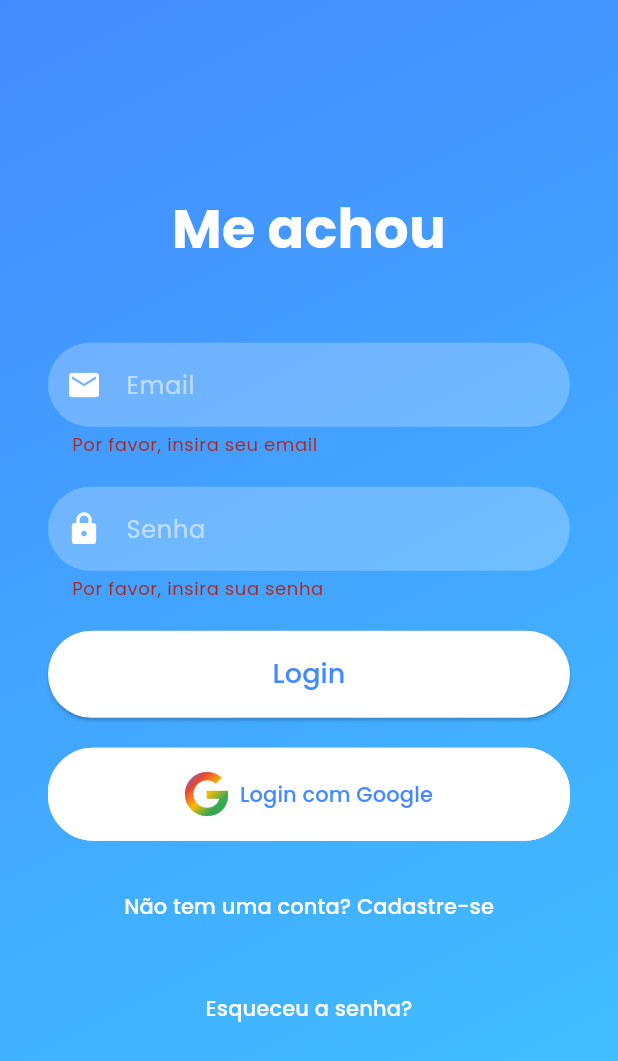
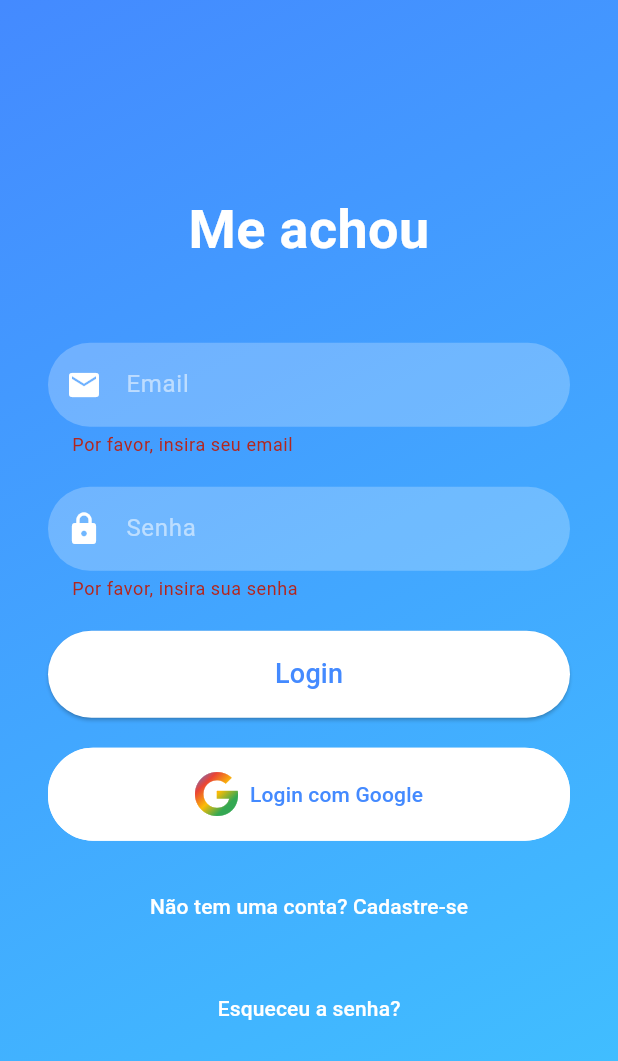
Before and after one commit to rafaelccorrea/me-achou-mobile, a Flutter app: the screen it shows after launch, after a tap on "Login", after a tap on "Login com Google", on a phone screen of 412 x 824 dp. Shown: the top 1061 px of the screen. Run offline on Flutter 3.47's test engine with Material 3 defaults, Android fonts, the phone set to English and light mode, and no system bars; our stand-ins replace flutter_dotenv, flutter_secure_storage, font_awesome_flutter; network calls fail.

Commit message:
adjustements login

```diff
--- /dev/null
+++ b/lib/constants/api_constants.dart
@@ -0,0 +1,15 @@
+import 'package:flutter_dotenv/flutter_dotenv.dart';
+
+class ApiConstants {
+  static String get baseUrl {
+    // final url = dotenv.env['API_BASE_URL'];
+    final url = 'https://me-achou.vercel.app';
+    if (url == null) {
+      throw Exception("API_BASE_URL não está definida no arquivo .env");
+    }
+    return url;
+  }
+
+  static String get authEndpoint => '$baseUrl/auth/login';
+  static String get googleAuthEndpoint => '$baseUrl/auth/google';
+}
--- a/lib/main.dart
+++ b/lib/main.dart
@@ -1,26 +1,17 @@
 import 'package:flutter/material.dart';
-import 'package:google_fonts/google_fonts.dart';
-import 'login_screen.dart';
+import 'package:flutter_secure_storage/flutter_secure_storage.dart';
+import 'package:meachou/screens/home_screen.dart';
 
-void main() {
-  runApp(MeAchouApp());
+void main() async {
+  WidgetsFlutterBinding.ensureInitialized();
+  runApp(MyApp());
 }
 
-class MeAchouApp extends StatelessWidget {
-  const MeAchouApp({super.key});
-
+class MyApp extends StatelessWidget {
   @override
   Widget build(BuildContext context) {
     return MaterialApp(
-      title: 'Me-Achou',
-      theme: ThemeData(
-        primarySwatch: Colors.blue,
-        textTheme: GoogleFonts.poppinsTextTheme(
-          Theme.of(context).textTheme,
-        ),
-      ),
-      home: LoginScreen(),
-      debugShowCheckedModeBanner: false,
+      home: HomeScreen(),
     );
   }
 }
--- /dev/null
+++ b/lib/screens/home_screen.dart
@@ -0,0 +1,124 @@
+import 'package:flutter/material.dart';
+import 'package:meachou/screens/login_screen.dart';
+import 'package:meachou/services/auth_service.dart';
+
+class HomeScreen extends StatelessWidget {
+  final AuthService authService = AuthService();
+
+  @override
+  Widget build(BuildContext context) {
+    return FutureBuilder<Map<String, dynamic>?>(
+      future: authService.getUser(),
+      builder: (context, snapshot) {
+        if (snapshot.connectionState == ConnectionState.waiting) {
+          return const Center(child: CircularProgressIndicator());
+        } else if (snapshot.hasError) {
+          return const Center(
+              child: Text('Erro ao carregar os dados do usuário'));
+        } else if (!snapshot.hasData || snapshot.data == null) {
+          // Redirecionar para a tela de login se não houver usuário logado
+          return const LoginScreen();
+        } else {
+          final user = snapshot.data!;
+          final avatar = user['avatar'];
+          final name = user['name'];
+
+          return Scaffold(
+            body: Container(
+              width: double.infinity,
+              padding: const EdgeInsets.symmetric(horizontal: 32),
+              decoration: const BoxDecoration(
+                gradient: LinearGradient(
+                  colors: [Colors.blueAccent, Colors.lightBlueAccent],
+                  begin: Alignment.topLeft,
+                  end: Alignment.bottomRight,
+                ),
+              ),
+              child: Column(
+                mainAxisAlignment: MainAxisAlignment.center,
+                crossAxisAlignment: CrossAxisAlignment.stretch,
+                children: [
+                  const SizedBox(height: 50),
+                  CircleAvatar(
+                    radius: 50,
+                    backgroundImage: avatar != null
+                        ? NetworkImage(avatar)
+                        : const AssetImage('assets/default_avatar.png')
+                            as ImageProvider,
+                  ),
+                  const SizedBox(height: 20),
+                  Text(
+                    'Bem-vindo, $name',
+                    textAlign: TextAlign.center,
+                    style: const TextStyle(
+                      fontSize: 36,
+                      fontWeight: FontWeight.bold,
+                      color: Colors.white,
+                    ),
+                  ),
+                  const SizedBox(height: 50),
+                  ElevatedButton(
+                    onPressed: () {},
+                    style: ElevatedButton.styleFrom(
+                      padding: const EdgeInsets.symmetric(vertical: 16),
+                      shape: RoundedRectangleBorder(
+                        borderRadius: BorderRadius.circular(30),
+                      ),
+                    ),
+                    child: const Text(
+                      'Botão 1',
+                      style: TextStyle(fontSize: 18),
+                    ),
+                  ),
+                  const SizedBox(height: 20),
+                  ElevatedButton(
+                    onPressed: () {},
+                    style: ElevatedButton.styleFrom(
+                      padding: const EdgeInsets.symmetric(vertical: 16),
+                      shape: RoundedRectangleBorder(
+                        borderRadius: BorderRadius.circular(30),
+                      ),
+                    ),
+                    child: const Text(
+                      'Botão 2',
+                      style: TextStyle(fontSize: 18),
+                    ),
+                  ),
+                  const SizedBox(height: 20),
+                  TextButton.icon(
+                    onPressed: () async {
+                      await authService.logout();
+                      // Redirecionar para a tela de login
+                      Navigator.pushReplacement(
+                        context,
+                        MaterialPageRoute(
+                            builder: (context) => const LoginScreen()),
+                      );
+                    },
+                    icon: const Icon(
+                      Icons.logout,
+                      color: Colors.white,
+                    ),
+                    label: const Text(
+                      'Logout',
+                      style: TextStyle(color: Colors.white),
+                    ),
+                    style: TextButton.styleFrom(
+                      backgroundColor: Colors.transparent,
+                      padding: const EdgeInsets.symmetric(vertical: 16),
+                      shape: RoundedRectangleBorder(
+                        borderRadius: BorderRadius.circular(30),
+                        side: const BorderSide(color: Colors.white),
+                      ),
+                    ),
+                  ),
+                  const SizedBox(height: 20),
+                ],
+              ),
+            ),
+          );
+        }
+      },
+    );
+  }
+}
--- a/lib/login_screen.dart
+++ b/lib/screens/login_screen.dart
@@ -1,10 +1,12 @@
 import 'package:flutter/material.dart';
 import 'package:font_awesome_flutter/font_awesome_flutter.dart';
-import 'signup_screen.dart';
-import 'forgot_password_screen.dart';
+import 'package:meachou/screens/forgot_password_screen.dart';
+import 'package:meachou/screens/home_screen.dart';
+import 'package:meachou/screens/signup_screen.dart';
+import 'package:meachou/services/auth_service.dart';
 
 class LoginScreen extends StatefulWidget {
-  const LoginScreen({Key? key}) : super(key: key);
+  const LoginScreen({super.key});
 
   @override
   _LoginScreenState createState() => _LoginScreenState();
@@ -14,6 +16,44 @@ class _LoginScreenState extends State<LoginScreen> {
   final _formKey = GlobalKey<FormState>();
   final _emailController = TextEditingController();
   final _passwordController = TextEditingController();
+  final AuthService _authService = AuthService(); // Instância do AuthService
+
+  Future<void> _login() async {
+    if (_formKey.currentState!.validate()) {
+      final email = _emailController.text.trim();
+      final password = _passwordController.text.trim();
+
+      final success = await _authService.login(email, password);
+
+      if (success) {
+        // Navegar para a tela home após o login bem-sucedido
+        Navigator.pushReplacement(
+          context,
+          MaterialPageRoute(builder: (context) => HomeScreen()),
+        );
+      } else {
+        // Tratar falha de login
+        showDialog(
+          context: context,
+          builder: (BuildContext context) {
+            return AlertDialog(
+              title: Text('Erro de Login'),
+              content:
+                  Text('Falha ao fazer login. Verifique suas credenciais.'),
+              actions: <Widget>[
+                TextButton(
+                  onPressed: () {
+                    Navigator.of(context).pop();
+                  },
+                  child: Text('OK'),
+                ),
+              ],
+            );
+          },
+        );
+      }
+    }
+  }
 
   @override
   Widget build(BuildContext context) {
@@ -95,11 +135,7 @@ class _LoginScreenState extends State<LoginScreen> {
               ),
               const SizedBox(height: 20),
               ElevatedButton(
-                onPressed: () {
-                  if (_formKey.currentState!.validate()) {
-                    // Processar os dados
-                  }
-                },
+                onPressed: _login,
                 style: ElevatedButton.styleFrom(
                   foregroundColor: Colors.blueAccent,
                   backgroundColor: Colors.white,
@@ -115,21 +151,15 @@ class _LoginScreenState extends State<LoginScreen> {
               ),
               const SizedBox(height: 20),
               TextButton.icon(
-                onPressed: () {
-                  // API de logar com Google
-                },
+                onPressed: _authService.loginWithGoogle,
                 icon: ShaderMask(
                   shaderCallback: (Rect bounds) {
                     return const LinearGradient(
                       colors: [
-                        Color.fromRGBO(
-                            66, 133, 244, 1), // Azul - RGB(66, 133, 244)
-                        Color.fromRGBO(
-                            234, 67, 53, 1), // Vermelho - RGB(234, 67, 53)
-                        Color.fromRGBO(
-                            251, 188, 5, 1), // Amarelo - RGB(251, 188, 5)
-                        Color.fromRGBO(
-                            52, 168, 83, 1), // Verde - RGB(52, 168, 83)
+                        Color.fromRGBO(66, 133, 244, 1),
+                        Color.fromRGBO(234, 67, 53, 1),
+                        Color.fromRGBO(251, 188, 5, 1),
+                        Color.fromRGBO(52, 168, 83, 1),
                       ],
                       stops: [0.0, 0.25, 0.5, 0.75],
                       begin: Alignment.topLeft,
--- /dev/null
+++ b/lib/services/auth_service.dart
@@ -0,0 +1,118 @@
+import 'dart:convert';
+import 'package:http/http.dart' as http;
+import 'package:flutter_secure_storage/flutter_secure_storage.dart';
+import 'package:meachou/constants/api_constants.dart';
+
+class AuthService {
+  final FlutterSecureStorage secureStorage = const FlutterSecureStorage();
+
+  Future<bool> login(String email, String password) async {
+    final response = await http.post(
+      Uri.parse(ApiConstants.authEndpoint),
+      body: {'email': email, 'password': password},
+    );
+
+    if (response.statusCode == 200) {
+      final jsonData = json.decode(response.body);
+
+      // Salvar tokens em armazenamento seguro
+      await secureStorage.write(
+          key: 'accessToken', value: jsonData['accessToken']);
+      await secureStorage.write(
+          key: 'refreshToken', value: jsonData['refreshToken']);
+
+      // Salvar dados do usuário em armazenamento seguro
+      final decodedToken = _decodeJwt(jsonData['accessToken']);
+      await secureStorage.write(
+        key: 'user',
+        value: json.encode(decodedToken),
+      );
+
+      return true;
+    } else {
+      return false;
+    }
+  }
+
+  Future<void> loginWithGoogle() async {
+    final response = await http.post(
+      Uri.parse(ApiConstants.googleAuthEndpoint),
+      // Adicione parâmetros necessários para o login com Google
+    );
+
+    if (response.statusCode == 200) {
+      final jsonData = json.decode(response.body);
+
+      // Salvar tokens em armazenamento seguro
+      await secureStorage.write(
+          key: 'accessToken', value: jsonData['accessToken']);
+      await secureStorage.write(
+          key: 'refreshToken', value: jsonData['refreshToken']);
+
+      // Salvar dados do usuário em armazenamento seguro
+      final decodedToken = _decodeJwt(jsonData['accessToken']);
+      await secureStorage.write(
+        key: 'user',
+        value: json.encode(decodedToken),
+      );
+    } else {
+      // Login com Google falhou
+    }
+  }
+
+  Future<Map<String, dynamic>?> getUser() async {
+    final userJson = await secureStorage.read(key: 'user');
+    if (userJson != null) {
+      return json.decode(userJson);
+    }
+    return null;
+  }
+
+  Future<String?> getAccessToken() async {
+    return await secureStorage.read(key: 'accessToken');
+  }
+
+  Future<String?> getRefreshToken() async {
+    return await secureStorage.read(key: 'refreshToken');
+  }
+
+  Future<void> logout() async {
+    await secureStorage.delete(key: 'accessToken');
+    await secureStorage.delete(key: 'refreshToken');
+    await secureStorage.delete(key: 'user');
+  }
+
+  Map<String, dynamic> _decodeJwt(String token) {
+    final parts = token.split('.');
+    if (parts.length != 3) {
+      throw Exception('Invalid token');
+    }
+
+    final payload = _base64UrlDecode(parts[1]);
+    final payloadMap = json.decode(payload);
+    if (payloadMap is! Map<String, dynamic>) {
+      throw Exception('Invalid payload');
+    }
+
+    return payloadMap;
+  }
+
+  String _base64UrlDecode(String input) {
+    var output = input.replaceAll('-', '+').replaceAll('_', '/');
+
+    switch (output.length % 4) {
+      case 0:
+        break;
+      case 2:
+        output += '==';
+        break;
+      case 3:
+        output += '=';
+        break;
+      default:
+        throw Exception('Illegal base64url string!');
+    }
+
+    return utf8.decode(base64Url.decode(output));
+  }
+}
```
Also changed, not shown: pubspec.yaml (+6 -2 lines), assets/default_avatar.png (added), lib/screens/forgot_password_screen.dart (renamed from lib/forgot_password_screen.dart), lib/screens/signup_screen.dart (renamed from lib/signup_screen.dart), pubspec.lock, 6 other files.
